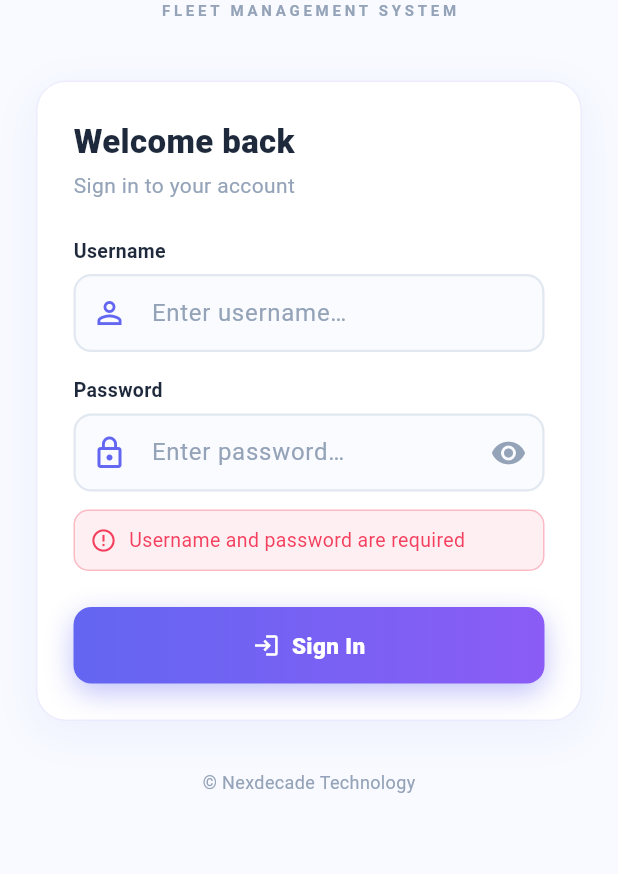
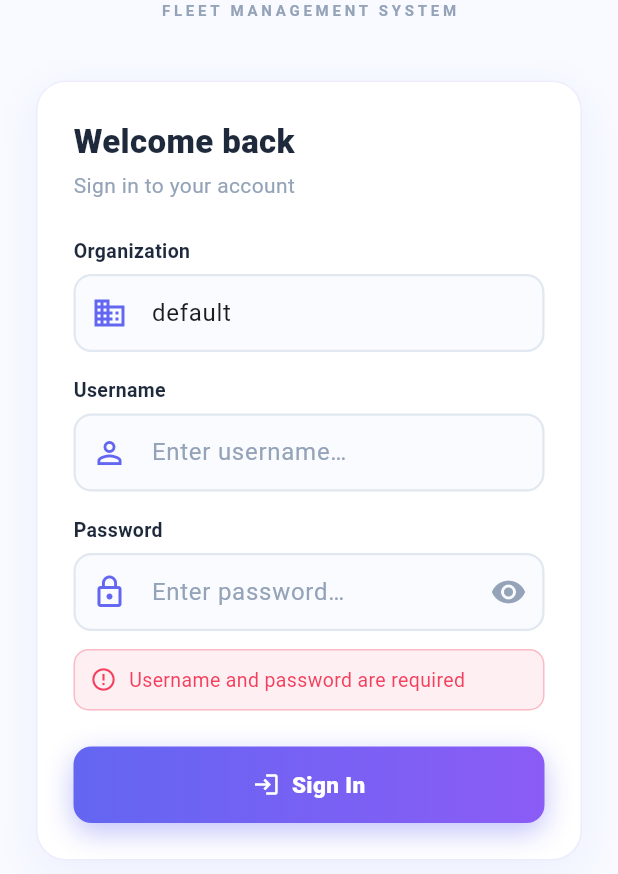
Before and after one commit to mriislam/vms-web, a Flutter app: the screen it shows after launch, after a tap on "Sign In", on a phone screen of 412 x 824 dp, the part 362-1236 px from its top. Run offline on Flutter 3.47's test engine with Material 3 defaults, Android fonts, the phone set to English and light mode, and no system bars; our stand-ins replace flutter_svg, geolocator, google_maps_flutter, shared_preferences; missing offline and left inert: cryptography; accounts and stored records are empty; network calls fail.

Commit message:
fix(flutter): send tenantSlug on login, store tenant fields in session
- login_screen: add Organization field (defaults to 'default')
- auth_provider: send tenantSlug in POST body; extract tenantId/tenantSlug/tenantName
  from login response; persist via AppUser.toJson()
- models: add tenantId/tenantSlug/tenantName to AppUser + toJson()

Co-Authored-By: Claude Sonnet 4.6 <noreply@anthropic.com>

```diff
--- a/vms_flutter/lib/models/models.dart
+++ b/vms_flutter/lib/models/models.dart
@@ -1,12 +1,15 @@
 // ── User ──────────────────────────────────────────────────────────────────────
 class AppUser {
-  final String username;
+  final String  username;
   final String? fullName;
   final String? email;
   final String? phone;
   final String? department;
   final String  role;
   final bool    isDriver;
+  final int?    tenantId;
+  final String? tenantSlug;
+  final String? tenantName;
 
   AppUser({
     required this.username,
@@ -15,22 +18,41 @@ class AppUser {
     this.phone,
     this.department,
     required this.role,
-    this.isDriver = false,
+    this.isDriver  = false,
+    this.tenantId,
+    this.tenantSlug,
+    this.tenantName,
   });
 
   factory AppUser.fromJson(Map<String, dynamic> j) => AppUser(
-    username:   j['username'] as String? ?? '',
-    fullName:   j['fullName'] as String?,
-    email:      j['email']    as String?,
-    phone:      j['phone']    as String?,
+    username:   j['username']   as String? ?? '',
+    fullName:   j['fullName']   as String?,
+    email:      j['email']      as String?,
+    phone:      j['phone']      as String?,
     department: j['department'] as String?,
-    role:       j['role']     as String? ?? 'operator',
-    isDriver:   j['isDriver'] as bool? ?? false,
+    role:       j['role']       as String? ?? 'operator',
+    isDriver:   j['isDriver']   as bool?   ?? false,
+    tenantId:   (j['tenantId']  as num?)?.toInt(),
+    tenantSlug: j['tenantSlug'] as String?,
+    tenantName: j['tenantName'] as String?,
   );
+
+  Map<String, dynamic> toJson() => {
+    'username':   username,
+    'fullName':   fullName,
+    'email':      email,
+    'phone':      phone,
+    'department': department,
+    'role':       role,
+    'isDriver':   isDriver,
+    'tenantId':   tenantId,
+    'tenantSlug': tenantSlug,
+    'tenantName': tenantName,
+  };
 
   String get displayName => fullName?.isNotEmpty == true ? fullName! : username;
 
-  bool get isAdmin  => role == 'admin' || role == 'manager';
+  bool get isAdmin      => role == 'admin' || role == 'manager';
   bool get isDriverRole => role == 'driver' || isDriver;
 }
 
--- a/vms_flutter/lib/screens/login_screen.dart
+++ b/vms_flutter/lib/screens/login_screen.dart
@@ -11,9 +11,10 @@ class LoginScreen extends StatefulWidget {
 }
 
 class _LoginScreenState extends State<LoginScreen> {
-  final _userCtrl = TextEditingController();
-  final _passCtrl = TextEditingController();
-  bool _showPass  = false;
+  final _tenantCtrl = TextEditingController(text: 'default');
+  final _userCtrl   = TextEditingController();
+  final _passCtrl   = TextEditingController();
+  bool _showPass    = false;
   String? _error;
 
   Future<void> _login() async {
@@ -23,7 +24,11 @@ class _LoginScreenState extends State<LoginScreen> {
       return;
     }
     try {
-      await context.read<AuthProvider>().login(_userCtrl.text.trim(), _passCtrl.text);
+      await context.read<AuthProvider>().login(
+        _userCtrl.text.trim(),
+        _passCtrl.text,
+        _tenantCtrl.text.trim(),
+      );
     } catch (e) {
       setState(() => _error = e.toString().replaceAll('Exception: ', ''));
     }
@@ -82,6 +87,20 @@ class _LoginScreenState extends State<LoginScreen> {
                 const Text('Sign in to your account', style: TextStyle(
                   color: AppColors.textMuted, fontSize: 14)),
                 const SizedBox(height: 24),
+
+                const Text('Organization', style: TextStyle(fontSize: 13,
+                  fontWeight: FontWeight.w600, color: AppColors.text)),
+                const SizedBox(height: 6),
+                TextField(
+                  controller:      _tenantCtrl,
+                  autocorrect:     false,
+                  textInputAction: TextInputAction.next,
+                  decoration: const InputDecoration(
+                    hintText:   'Organization slug (e.g. default)',
+                    prefixIcon: Icon(Icons.business_outlined, color: AppColors.primary),
+                  ),
+                ),
+                const SizedBox(height: 16),
 
                 const Text('Username', style: TextStyle(fontSize: 13,
                   fontWeight: FontWeight.w600, color: AppColors.text)),
```
Also changed, not shown: vms_flutter/lib/providers/auth_provider.dart (+21 -12 lines).
